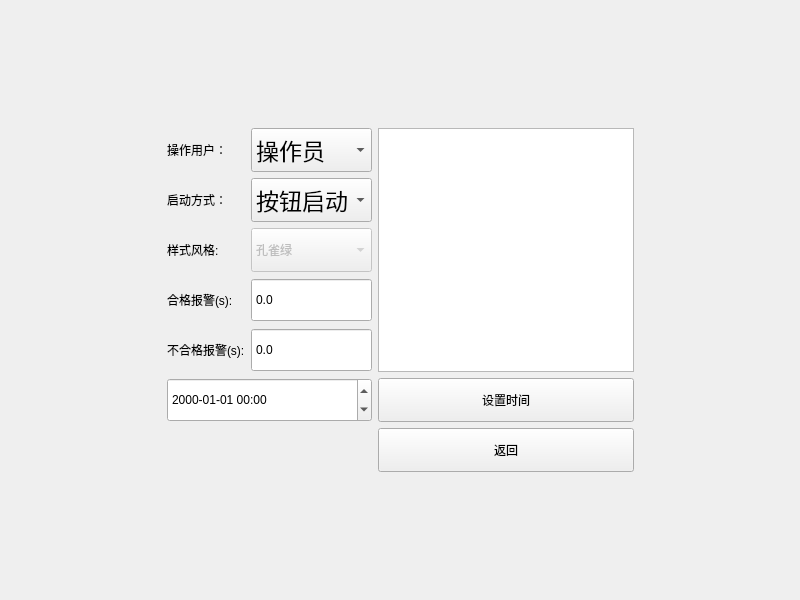
This is WinSyst.ui in bloglink/aip-tester as Qt 5 draws it before an edit. The edited form follows.
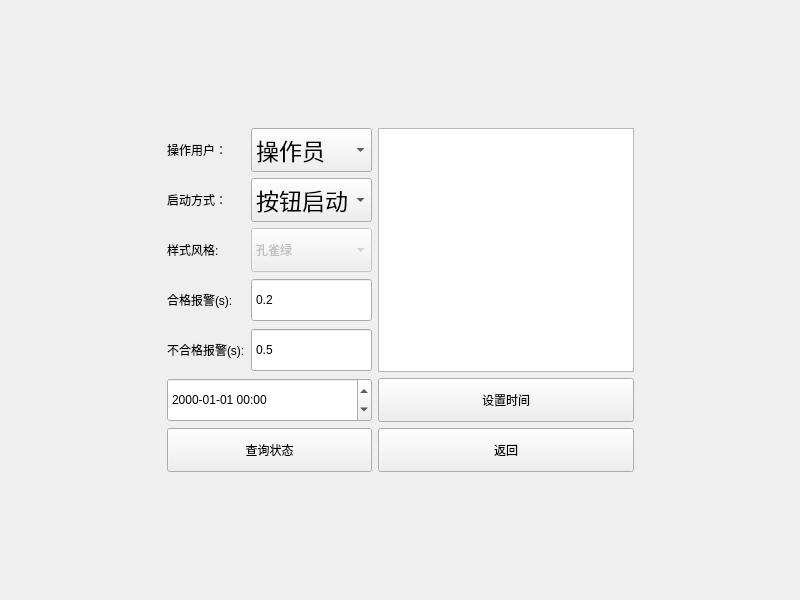
This is the edited form.

Commit message: feat:(2.1.0.11)系统设置增加状态查询

```diff
--- a/WinSyst.ui
+++ b/WinSyst.ui
@@ -234,6 +234,9 @@
             <property name="decimals">
              <number>1</number>
             </property>
+            <property name="value">
+             <double>0.200000000000000</double>
+            </property>
            </widget>
           </item>
           <item row="4" column="1">
@@ -256,11 +259,27 @@
             <property name="decimals">
              <number>1</number>
             </property>
+            <property name="value">
+             <double>0.500000000000000</double>
+            </property>
            </widget>
           </item>
           <item row="0" column="2" rowspan="5">
            <widget class="QTextBrowser" name="TextDebug"/>
           </item>
+          <item row="6" column="0" colspan="2">
+           <widget class="QPushButton" name="BtnStatus">
+            <property name="minimumSize">
+             <size>
+              <width>97</width>
+              <height>44</height>
+             </size>
+            </property>
+            <property name="text">
+             <string>查询状态</string>
+            </property>
+           </widget>
+          </item>
          </layout>
         </widget>
        </item>
```
The commit also changes 3 other files.
